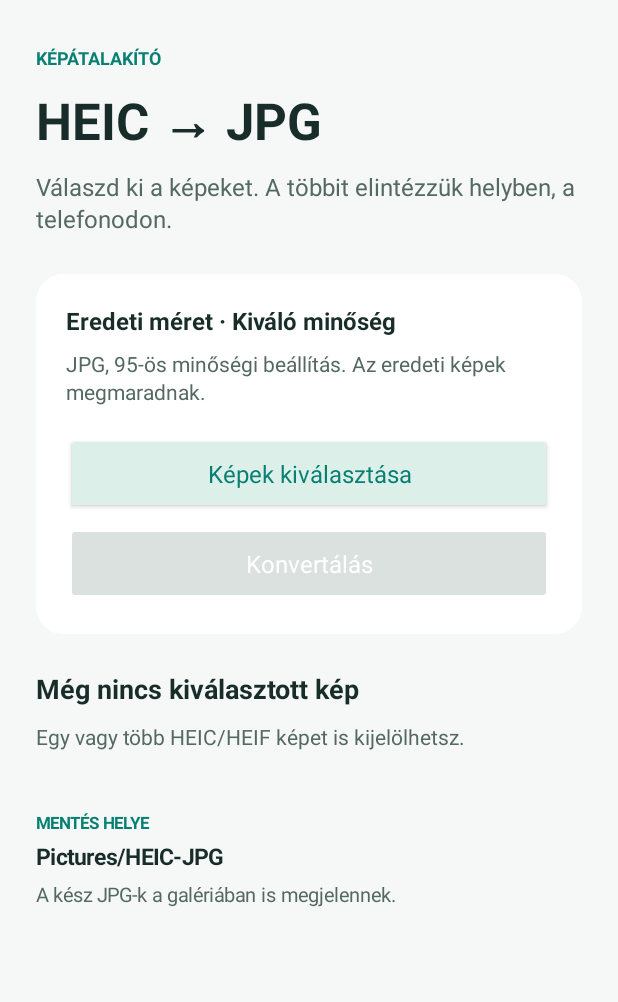
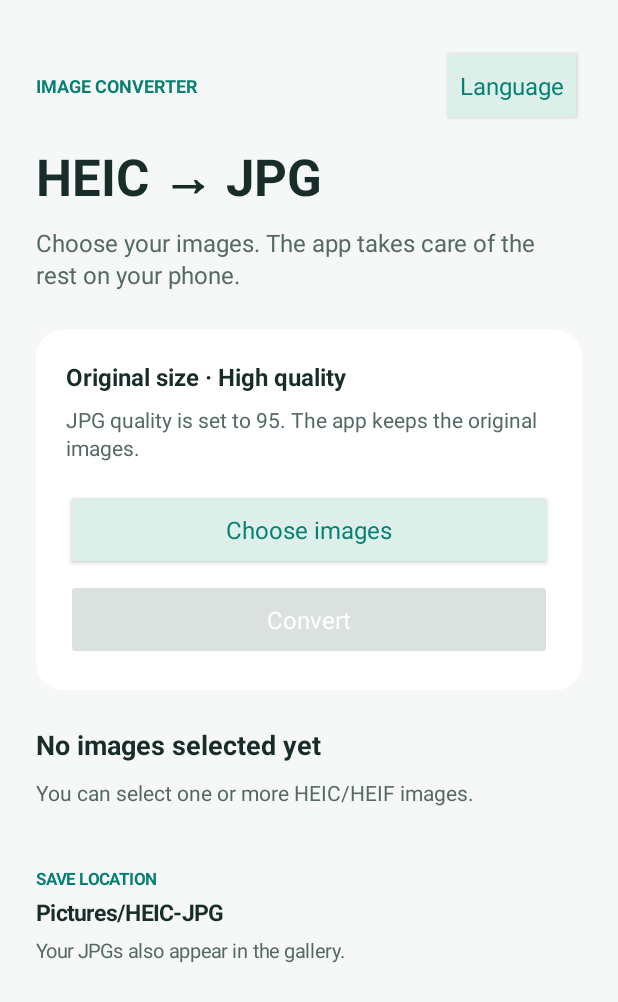
Before and after one commit to huser123/HEIC-to-JPG-Android-app, an Android app: the screen it shows after launch (MainActivity), on a phone screen of 412 x 824 dp. Shown: the top 1002 px of the screen. Run offline under Robolectric (Android 15) with nearby library versions, the phone set to English and light mode, and no system bars.

Commit message:
Add English and Hungarian localization for V1.0.1

```diff
--- a/app/build.gradle.kts
+++ b/app/build.gradle.kts
@@ -17,8 +17,8 @@ android {
         applicationId = "hu.heicjpg"
         minSdk = 29
         targetSdk = 35
-        versionCode = 1
-        versionName = "1.0.0"
+        versionCode = 2
+        versionName = "1.0.1"
         testInstrumentationRunner = "android.test.InstrumentationTestRunner"
     }
     signingConfigs {
--- a/app/src/main/AndroidManifest.xml
+++ b/app/src/main/AndroidManifest.xml
@@ -5,7 +5,7 @@
         android:allowBackup="false"
         android:fullBackupContent="false"
         android:dataExtractionRules="@xml/data_extraction_rules"
-        android:label="HEIC → JPG"
+        android:label="@string/app_name"
         android:icon="@drawable/ic_launcher"
         android:supportsRtl="true"
         android:theme="@style/AppTheme">
--- a/app/src/main/java/hu/heicjpg/Converter.kt
+++ b/app/src/main/java/hu/heicjpg/Converter.kt
@@ -13,6 +13,8 @@ import android.provider.MediaStore
 import android.provider.OpenableColumns
 import java.io.IOException
 import java.util.Locale
+
+internal class NotHeicException : IOException()
 
 /** All work here is called on the single conversion executor, never on the UI thread. */
 class Converter(private val resolver: ContentResolver) {
@@ -41,7 +43,7 @@ class Converter(private val resolver: ContentResolver) {
         val decoded = ImageDecoder.decodeBitmap(source) { decoder, info, _ ->
             val mime = info.mimeType.lowercase(Locale.ROOT)
             if (mime != "image/heif" && mime != "image/heic") {
-                throw IOException("Ez a fájl nem HEIC/HEIF kép.")
+                throw NotHeicException()
             }
             // ImageDecoder applies EXIF rotation/mirroring. Never rotate the result again.
             decoder.allocator = ImageDecoder.ALLOCATOR_SOFTWARE
--- a/app/src/main/java/hu/heicjpg/MainActivity.kt
+++ b/app/src/main/java/hu/heicjpg/MainActivity.kt
@@ -2,7 +2,9 @@ package hu.heicjpg
 
 import android.app.Activity
 import android.app.AlertDialog
+import android.content.Context
 import android.content.Intent
+import android.content.res.Configuration
 import android.graphics.Color
 import android.graphics.Typeface
 import android.graphics.drawable.GradientDrawable
@@ -16,9 +18,11 @@ import android.widget.LinearLayout
 import android.widget.ProgressBar
 import android.widget.ScrollView
 import android.widget.TextView
+import java.util.Locale
 
 class MainActivity : Activity() {
     private val model get() = application as ConverterApplication
+    private val languagePrefs get() = getSharedPreferences("language", MODE_PRIVATE)
     private val teal = Color.rgb(8, 127, 115)
     private val ink = Color.rgb(24, 45, 41)
     private lateinit var pick: Button
@@ -29,6 +33,14 @@ class MainActivity : Activity() {
     private lateinit var list: LinearLayout
     private var renderedItems: List<Item>? = null
     private val observer: () -> Unit = { render() }
+
+    override fun attachBaseContext(newBase: Context) {
+        super.attachBaseContext(newBase)
+        val systemLanguage = newBase.resources.configuration.locales[0].language
+        val defaultLanguage = if (systemLanguage == "hu") "hu" else "en"
+        val language = languagePrefs.getString("selected", null) ?: defaultLanguage
+        applyOverrideConfiguration(Configuration().apply { setLocale(Locale.forLanguageTag(language)) })
+    }
 
     override fun onCreate(savedInstanceState: Bundle?) {
         super.onCreate(savedInstanceState)
@@ -86,25 +98,33 @@ class MainActivity : Activity() {
         val body = LinearLayout(this).apply {
             orientation = LinearLayout.VERTICAL; setPadding(dp(24), dp(30), dp(24), dp(28))
         }
-        add(body, text("KÉPÁTALAKÍTÓ", 12f, teal, true))
-        add(body, text("HEIC → JPG", 34f, bold = true), 10)
-        add(body, text("Válaszd ki a képeket. A többit elintézzük helyben, a telefonodon.", 16f,
+        val header = LinearLayout(this).apply {
+            orientation = LinearLayout.HORIZONTAL
+            gravity = Gravity.CENTER_VERTICAL
+            addView(text(getString(R.string.image_converter), 12f, teal, true),
+                LinearLayout.LayoutParams(0, -2, 1f))
+            addView(button(getString(R.string.language), false) { chooseLanguage() },
+                LinearLayout.LayoutParams(-2, -2))
+        }
+        add(body, header)
+        add(body, text(getString(R.string.app_name), 34f, bold = true), 10)
+        add(body, text(getString(R.string.intro), 16f,
             Color.rgb(85, 105, 99)), 10)
 
         val card = LinearLayout(this).apply {
             orientation = LinearLayout.VERTICAL; setPadding(dp(20), dp(20), dp(20), dp(20))
             background = shape(Color.WHITE)
         }
-        add(card, text("Eredeti méret · Kiváló minőség", 16f, bold = true))
-        add(card, text("JPG, 95-ös minőségi beállítás. Az eredeti képek megmaradnak.", 14f,
+        add(card, text(getString(R.string.quality_heading), 16f, bold = true))
+        add(card, text(getString(R.string.quality_description), 14f,
             Color.rgb(85, 105, 99)), 8)
-        pick = button("Képek kiválasztása", false) { chooseImages() }
+        pick = button(getString(R.string.choose_images), false) { chooseImages() }
         add(card, pick, 18)
-        convert = button("Konvertálás", true) { model.start() }
+        convert = button(getString(R.string.convert), true) { model.start() }
         add(card, convert, 6)
         add(body, card, 26)
 
-        status = text("Még nincs kiválasztott kép", 18f, bold = true)
+        status = text(getString(R.string.no_images), 18f, bold = true)
         status.accessibilityLiveRegion = View.ACCESSIBILITY_LIVE_REGION_POLITE
         add(body, status, 24)
         progress = ProgressBar(this, null, android.R.attr.progressBarStyleHorizontal).apply {
@@ -115,13 +135,28 @@ class MainActivity : Activity() {
         add(body, details, 10)
         list = LinearLayout(this).apply { orientation = LinearLayout.VERTICAL }
         add(body, list, 12)
-        add(body, text("MENTÉS HELYE", 11f, teal, true), 28)
-        add(body, text("Pictures/HEIC-JPG", 15f, bold = true), 5)
-        add(body, text("A kész JPG-k a galériában is megjelennek.", 13f, Color.rgb(85, 105, 99)), 6)
+        add(body, text(getString(R.string.save_location), 11f, teal, true), 28)
+        add(body, text(Converter.OUTPUT_FOLDER.removeSuffix("/"), 15f, bold = true), 5)
+        add(body, text(getString(R.string.gallery_note), 13f, Color.rgb(85, 105, 99)), 6)
         scroll.addView(body)
         root.addView(scroll, LinearLayout.LayoutParams(-1, -1))
         setContentView(root)
         root.requestApplyInsets()
+    }
+
+    private fun chooseLanguage() {
+        val languages = listOf("en", "hu")
+        val labels = arrayOf(getString(R.string.language_english), getString(R.string.language_hungarian))
+        val current = resources.configuration.locales[0].language
+        AlertDialog.Builder(this)
+            .setTitle(R.string.language)
+            .setSingleChoiceItems(labels, languages.indexOf(current)) { dialog, which ->
+                val language = languages[which]
+                languagePrefs.edit().putString("selected", language).apply()
+                dialog.dismiss()
+                if (language != current) recreate()
+            }
+            .show()
     }
 
     private fun chooseImages() {
@@ -134,8 +169,8 @@ class MainActivity : Activity() {
         }
         try { startActivityForResult(intent, 10) }
         catch (_: android.content.ActivityNotFoundException) {
-            AlertDialog.Builder(this).setMessage("Nem található rendszer-fájlválasztó ezen a telefonon.")
-                .setPositiveButton("Rendben", null).show()
+            AlertDialog.Builder(this).setMessage(R.string.no_file_picker)
+                .setPositiveButton(R.string.ok, null).show()
         }
     }
 
@@ -163,26 +198,28 @@ class MainActivity : Activity() {
     private fun render() {
         val locked = model.busy || model.loading
         pick.isEnabled = !locked
-        pick.text = if (model.items.isEmpty()) "Képek kiválasztása" else "Más képek kiválasztása"
+        pick.setText(if (model.items.isEmpty()) R.string.choose_images else R.string.choose_other_images)
         convert.isEnabled = !locked && model.items.isNotEmpty() && !model.finished
-        convert.text = if (model.busy) "Konvertálás folyamatban…" else "Konvertálás"
+        convert.setText(if (model.busy) R.string.conversion_in_progress else R.string.convert)
         progress.visibility = if (model.busy || model.loading) View.VISIBLE else View.GONE
         progress.isIndeterminate = model.loading
         progress.max = model.items.size.coerceAtLeast(1)
         progress.progress = model.completed
+        val total = model.items.size
         status.text = when {
-            model.loading -> "Képek beolvasása…"
-            model.busy -> "Átalakítás: ${model.completed} / ${model.items.size}"
-            model.finished -> "Kész: ${model.success} / ${model.items.size} sikeres"
-            model.items.isNotEmpty() -> "${model.items.size} kép kiválasztva"
-            else -> "Még nincs kiválasztott kép"
+            model.loading -> getString(R.string.loading_images)
+            model.busy -> getString(R.string.batch_progress, model.completed, total)
+            model.finished -> getString(R.string.batch_finished, model.success, total)
+            total > 0 -> resources.getQuantityString(R.plurals.images_selected, total, total)
+            else -> getString(R.string.no_images)
         }
+        val failed = total - model.success
         details.text = when {
-            model.busy -> "Hagyd nyitva az alkalmazást a folyamat végéig."
-            model.finished && model.success < model.items.size -> "${model.items.size - model.success} kép nem sikerült. A részletek a listában láthatók."
-            model.finished -> "A JPG-ket elmentettük a Pictures/HEIC-JPG mappába."
-            model.items.isNotEmpty() -> "A kezdéshez koppints a Konvertálás gombra."
-            else -> "Egy vagy több HEIC/HEIF képet is kijelölhetsz."
+            model.busy -> getString(R.string.keep_app_open)
+            model.finished && failed > 0 -> resources.getQuantityString(R.plurals.images_failed, failed, failed)
+            model.finished -> getString(R.string.saved_to_folder, Converter.OUTPUT_FOLDER.removeSuffix("/"))
+            total > 0 -> getString(R.string.tap_to_convert)
+            else -> getString(R.string.select_multiple)
         }
         if (model.busy) window.addFlags(WindowManager.LayoutParams.FLAG_KEEP_SCREEN_ON)
         else window.clearFlags(WindowManager.LayoutParams.FLAG_KEEP_SCREEN_ON)
@@ -195,14 +232,14 @@ class MainActivity : Activity() {
                     background = shape(Color.WHITE, 12)
                 }
                 add(row, text(item.name, 14f, bold = true))
-                add(row, text(item.status, 13f), 4)
+                add(row, text("", 13f), 4)
                 add(list, row, 8)
             }
         }
         model.items.forEachIndexed { index, item ->
             val row = list.getChildAt(index) as LinearLayout
             (row.getChildAt(1) as TextView).apply {
-                text = item.status
+                setText(item.statusResId)
                 setTextColor(if (item.failed) Color.rgb(166, 49, 40) else teal)
             }
         }
--- /dev/null
+++ b/app/src/main/res/values/strings.xml
@@ -0,0 +1,42 @@
+<?xml version="1.0" encoding="utf-8"?>
+<resources>
+    <string name="app_name" translatable="false">HEIC → JPG</string>
+    <string name="language_english" translatable="false">English</string>
+    <string name="language_hungarian" translatable="false">Magyar</string>
+    <string name="language">Language</string>
+    <string name="image_converter">IMAGE CONVERTER</string>
+    <string name="intro">Choose your images. The app takes care of the rest on your phone.</string>
+    <string name="quality_heading">Original size · High quality</string>
+    <string name="quality_description">JPG quality is set to 95. The app keeps the original images.</string>
+    <string name="choose_images">Choose images</string>
+    <string name="choose_other_images">Choose other images</string>
+    <string name="convert">Convert</string>
+    <string name="conversion_in_progress">Converting…</string>
+    <string name="no_images">No images selected yet</string>
+    <string name="save_location">SAVE LOCATION</string>
+    <string name="gallery_note">Your JPGs also appear in the gallery.</string>
+    <string name="no_file_picker">This phone has no system file picker.</string>
+    <string name="ok">OK</string>
+    <string name="loading_images">Reading images…</string>
+    <string name="batch_progress">Converting: %1$d / %2$d</string>
+    <string name="batch_finished">Done: %1$d / %2$d converted</string>
+    <string name="keep_app_open">Keep the app open until conversion finishes.</string>
+    <string name="saved_to_folder">The JPGs were saved to %1$s.</string>
+    <string name="tap_to_convert">Tap Convert to start.</string>
+    <string name="select_multiple">You can select one or more HEIC/HEIF images.</string>
+    <string name="item_selected">Selected</string>
+    <string name="item_converting">Converting…</string>
+    <string name="item_saved">Saved as JPG</string>
+    <string name="item_out_of_memory">There is not enough free memory for this image.</string>
+    <string name="item_file_unavailable">The file is no longer available. Select it again.</string>
+    <string name="item_not_heic">This file is not a HEIC/HEIF image.</string>
+    <string name="item_conversion_failed">Conversion failed. The image may be damaged or unsupported, or the JPG could not be saved.</string>
+    <plurals name="images_selected">
+        <item quantity="one">%d image selected</item>
+        <item quantity="other">%d images selected</item>
+    </plurals>
+    <plurals name="images_failed">
+        <item quantity="one">%d image failed. See the list for details.</item>
+        <item quantity="other">%d images failed. See the list for details.</item>
+    </plurals>
+</resources>
```
Also changed, not shown: app/src/main/java/hu/heicjpg/ConverterApplication.kt (+16 -12 lines), 6 other files.
